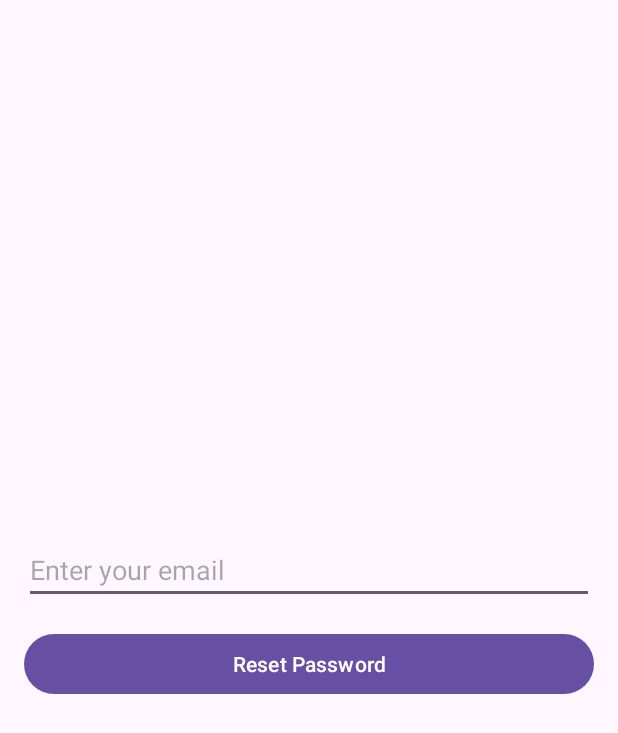
After one commit to Ehsanganem/myGuide, an Android app: the ForgotPasswordActivity screen opened directly, with no data from a screen before it, on a phone screen of 412 x 824 dp. The commit adds this screen. Shown: the top 733 px of the screen. Run offline under Robolectric (Android 15) with nearby library versions, the phone set to English and light mode, and no system bars; our stand-ins replace CircleImageView, Firebase (no records; nobody signed in at launch, a user with empty details on screens opened directly).

Commit message:
forgot password implemented

```diff
--- a/app/src/main/AndroidManifest.xml
+++ b/app/src/main/AndroidManifest.xml
@@ -44,6 +44,7 @@
         <activity android:name=".BookingConfirmationActivity"/>
         <activity android:name=".NotificationActivity"/>
         <activity android:name=".BookingManagementActivity"/>
+        <activity android:name=".ForgotPasswordActivity" />
 
         <!-- Firebase Messaging Service -->
         <service
--- /dev/null
+++ b/app/src/main/java/com/example/myguidefirebase/ForgotPasswordActivity.java
@@ -0,0 +1,51 @@
+package com.example.myguidefirebase;
+
+import android.os.Bundle;
+import android.widget.Button;
+import android.widget.EditText;
+import android.widget.Toast;
+
+import androidx.appcompat.app.AppCompatActivity;
+
+import com.google.firebase.auth.FirebaseAuth;
+
+public class ForgotPasswordActivity extends AppCompatActivity {
+
+    private EditText editTextEmail;
+    private Button buttonResetPassword;
+    private FirebaseAuth mAuth;
+
+    @Override
+    protected void onCreate(Bundle savedInstanceState) {
+        super.onCreate(savedInstanceState);
+        setContentView(R.layout.activity_forgot_password);
+
+        // Initialize Firebase Auth
+        mAuth = FirebaseAuth.getInstance();
+
+        // Initialize UI components
+        editTextEmail = findViewById(R.id.editTextEmail);
+        buttonResetPassword = findViewById(R.id.buttonResetPassword);
+
+        // Set up the reset password button click handler
+        buttonResetPassword.setOnClickListener(v -> {
+            String email = editTextEmail.getText().toString().trim();
+
+            if (email.isEmpty()) {
+                Toast.makeText(ForgotPasswordActivity.this, "Please enter your email address", Toast.LENGTH_SHORT).show();
+                return;
+            }
+
+            // Send password reset email
+            mAuth.sendPasswordResetEmail(email)
+                    .addOnCompleteListener(task -> {
+                        if (task.isSuccessful()) {
+                            Toast.makeText(ForgotPasswordActivity.this, "Password reset email sent!", Toast.LENGTH_SHORT).show();
+                            finish();
+                        } else {
+                            Toast.makeText(ForgotPasswordActivity.this, "Failed to send reset email", Toast.LENGTH_SHORT).show();
+                        }
+                    });
+        });
+    }
+}
--- /dev/null
+++ b/app/src/main/res/layout/activity_forgot_password.xml
@@ -0,0 +1,22 @@
+<LinearLayout xmlns:android="http://schemas.android.com/apk/res/android"
+    android:layout_width="match_parent"
+    android:layout_height="match_parent"
+    android:padding="16dp"
+    android:orientation="vertical"
+    android:gravity="center">
+
+    <EditText
+        android:id="@+id/editTextEmail"
+        android:layout_width="match_parent"
+        android:layout_height="wrap_content"
+        android:hint="Enter your email"
+        android:inputType="textEmailAddress" />
+
+    <Button
+        android:id="@+id/buttonResetPassword"
+        android:layout_width="match_parent"
+        android:layout_height="wrap_content"
+        android:text="Reset Password"
+        android:layout_marginTop="16dp" />
+
+</LinearLayout>
```
Also changed, not shown: app/src/main/java/com/example/myguidefirebase/CertificationDetailActivity.java (+11 -4 lines), app/src/main/java/com/example/myguidefirebase/LoginActivity.java (+7 -5 lines), app/src/main/res/drawable/error_image.png (added), app/src/main/res/drawable/placeholder.png (added).
